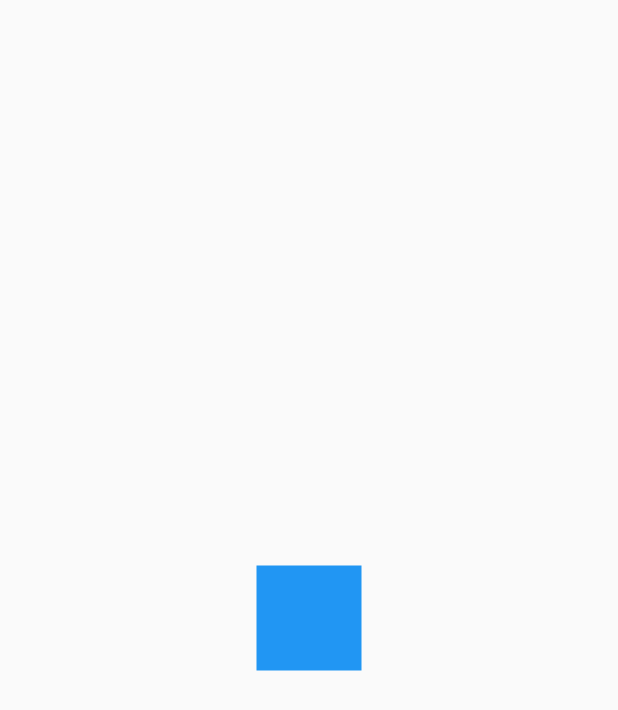
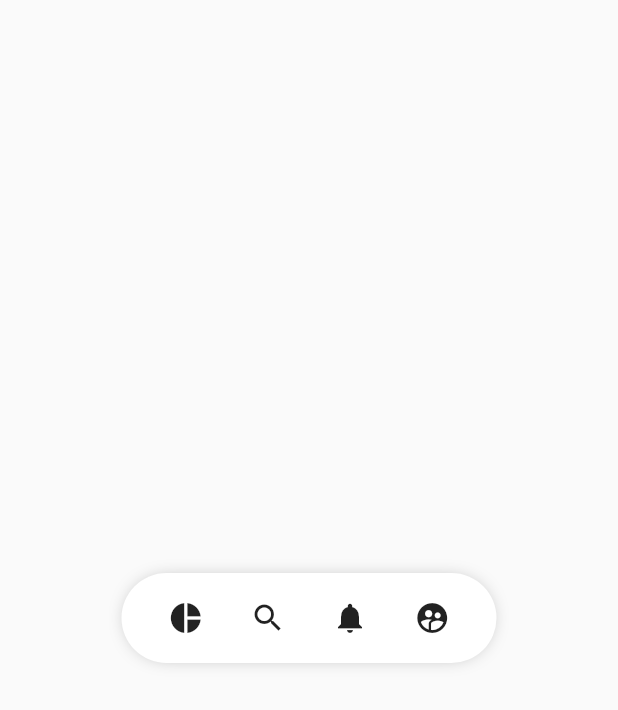
Before and after one commit to xavit/flutter_headers, a Flutter app: the screen it shows after launch, on a phone screen of 412 x 824 dp. Shown: the top 710 px of the screen. Run offline on Flutter 3.47's test engine with Material 2 defaults, Android fonts, the phone set to English and light mode, and no system bars.

Commit message:
creando interfaz Pinterest

```diff
--- a/lib/main.dart
+++ b/lib/main.dart
@@ -1,7 +1,8 @@
 import 'package:flutter/material.dart';
+import 'package:headers/src/pages/pinteres_page.dart';
 // import 'package:headers/src/pages/animaciones_page.dart';
 // import 'package:headers/src/pages/headers_page.dart';
-import 'package:headers/src/retos/cuadrado_animado_page.dart';
+// import 'package:headers/src/retos/cuadrado_animado_page.dart';
 
 void main() {
   runApp(MyApp());
@@ -26,7 +27,7 @@ class MyApp extends StatelessWidget {
         // is not restarted.
         primarySwatch: Colors.blue,
       ),
-      home: CuadradoAnimadoPage(),
+      home: PinterestPage(),
     );
   }
 }
--- /dev/null
+++ b/lib/src/widgets/pinteres_menu.dart
@@ -0,0 +1,95 @@
+import 'package:flutter/material.dart';
+
+class PinteresButton {
+  final Function onPressed;
+  final IconData icon;
+
+  PinteresButton({
+    @required this.onPressed,
+    @required this.icon,
+  });
+}
+
+class PinteresMenu extends StatelessWidget {
+  final List<PinteresButton> items = [
+    PinteresButton(
+        onPressed: () {
+          print('Icon pie_chart');
+        },
+        icon: Icons.pie_chart),
+    PinteresButton(
+        onPressed: () {
+          print('Icon search');
+        },
+        icon: Icons.search),
+    PinteresButton(
+        onPressed: () {
+          print('Icon notifications');
+        },
+        icon: Icons.notifications),
+    PinteresButton(
+        onPressed: () {
+          print('Icon supervised_user_circle');
+        },
+        icon: Icons.supervised_user_circle),
+  ];
+
+  @override
+  Widget build(BuildContext context) {
+    return Center(
+      child: Container(
+        child: _MenuItems(items),
+        width: 250,
+        height: 60,
+        decoration: BoxDecoration(
+            color: Colors.white,
+            borderRadius: BorderRadius.all(
+              Radius.circular(100),
+            ),
+            boxShadow: <BoxShadow>[
+              BoxShadow(
+                color: Colors.black38,
+                blurRadius: 10,
+                spreadRadius: -5,
+              ),
+            ]),
+      ),
+    );
+  }
+}
+
+class _MenuItems extends StatelessWidget {
+  final List<PinteresButton> menuItems;
+
+  _MenuItems(this.menuItems);
+
+  @override
+  Widget build(BuildContext context) {
+    return Row(
+      mainAxisAlignment: MainAxisAlignment.spaceEvenly,
+      children: List.generate(
+        menuItems.length,
+        (i) => _PinteresMenuButton(
+          index: i,
+          item: menuItems[i],
+        ),
+      ),
+    );
+  }
+}
+
+class _PinteresMenuButton extends StatelessWidget {
+  final int index;
+  final PinteresButton item;
+
+  _PinteresMenuButton({this.index, this.item});
+
+  @override
+  Widget build(BuildContext context) {
+    return Container(
+      child: Icon(
+        item.icon,
+      ),
+    );
+  }
+}
```
Also changed, not shown: lib/src/pages/pinteres_page.dart (added, +55 -0 lines), pubspec.yaml (+4 -3 lines), pubspec.lock, 1 other file.
